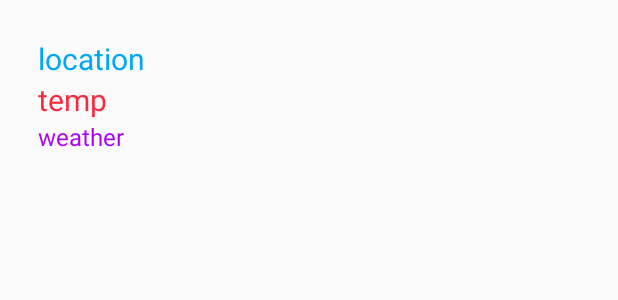
After one commit to Sangmin-Bak/SmartFarm, an Android app: the layout state.xml on its own in the app's theme, with its tools: preview values and no code run, on a phone screen of 412 x 824 dp. The commit adds this screen. Shown: the top 300 px of the screen. Run offline under Robolectric (Android 15) with nearby library versions, the phone set to English and light mode, and no system bars.

Commit message:
update testFile

```diff
--- /dev/null
+++ b/jsonTest/app/src/main/res/layout/state.xml
@@ -0,0 +1,36 @@
+<?xml version="1.0" encoding="utf-8"?>
+<LinearLayout xmlns:android="http://schemas.android.com/apk/res/android"
+    xmlns:app="http://schemas.android.com/apk/res-auto"
+    android:layout_width="match_parent"
+    android:layout_height="wrap_content"
+    android:orientation="vertical"
+    android:layout_margin="15dp"
+    android:padding="10dp">
+
+
+    <TextView
+        android:layout_width="wrap_content"
+        android:layout_height="wrap_content"
+        android:id="@+id/location"
+        android:text="location"
+        android:textSize="20dp"
+        android:textColor="#00a7f5"
+        />
+    <TextView
+        android:layout_width="wrap_content"
+        android:layout_height="wrap_content"
+        android:id="@+id/temp"
+        android:text="temp"
+        android:textSize="20dp"
+        android:textColor="#f92a3f"
+        />
+    <TextView
+        android:layout_width="wrap_content"
+        android:layout_height="wrap_content"
+        android:id="@+id/weather"
+        android:text="weather"
+        android:textSize="16dp"
+        android:textColor="#a902f0"
+        />
+
+</LinearLayout>
```
Also changed, not shown: jsonTest/app/src/main/java/com/example/jsontest/MainActivity.java (+32 -7 lines), jsonTest/app/src/main/java/com/example/jsontest/State.java (added, +38 -0 lines), jsonTest/app/src/main/java/com/example/jsontest/StateListAdapter.java (added, +59 -0 lines), jsonTest/app/src/main/res/layout/activity_main.xml (+6 -12 lines).
